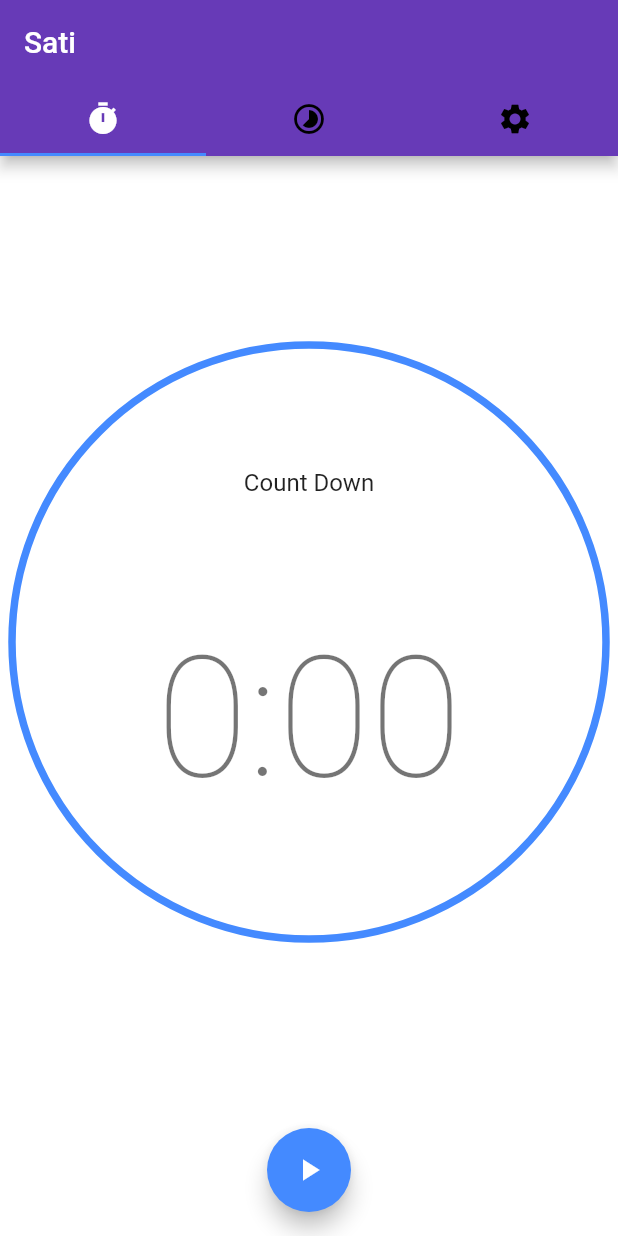
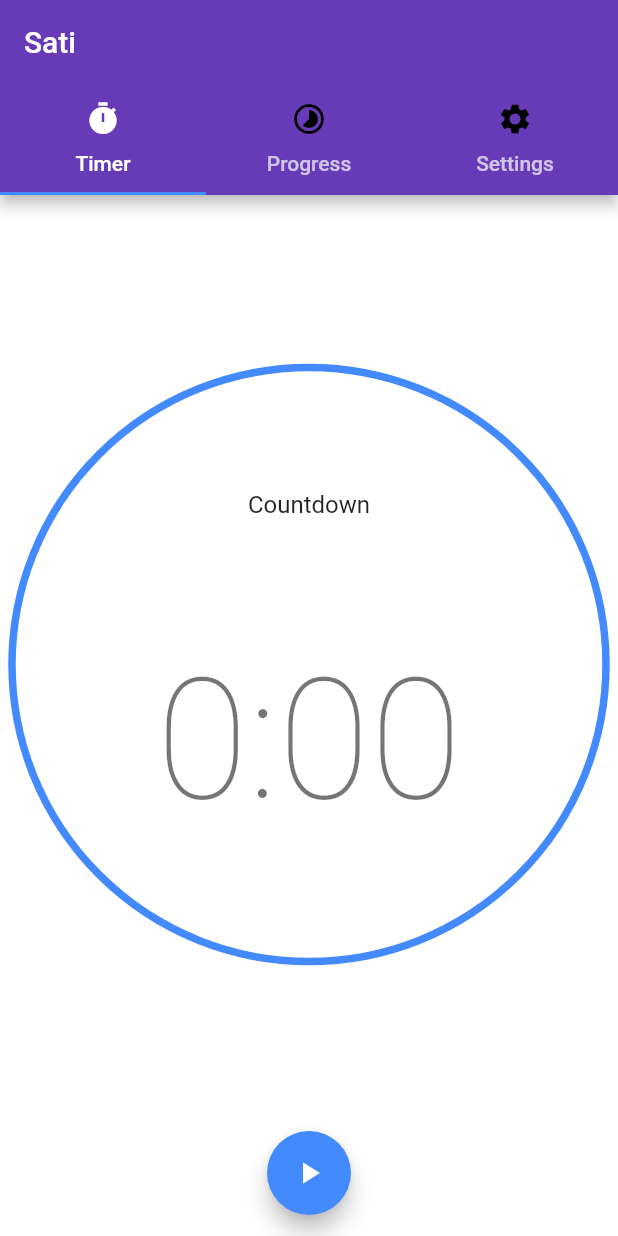
Before and after one commit to dscognitif/Sati_App, a Flutter app: the screen it shows after launch, on a phone screen of 412 x 824 dp. Run offline on Flutter 3.47's test engine with Material 2 defaults, Android fonts, the phone set to English and light mode, and no system bars.

Commit message:
Timer Picker works

```diff
--- a/lib/main.dart
+++ b/lib/main.dart
@@ -37,6 +37,7 @@ class MyTabsState extends State<MyTabs> with SingleTickerProviderStateMixin {
     super.dispose();
   }
 
+  // Building the widgets for the App Bar and the Tab Bar with 3 Tabs
   @override
   Widget build(BuildContext context) {
     return new Scaffold(
@@ -46,9 +47,18 @@ class MyTabsState extends State<MyTabs> with SingleTickerProviderStateMixin {
         bottom: new TabBar(
           controller: controller,
           tabs: <Tab>[
-            new Tab(icon: new Icon(Icons.timer)),
-            new Tab(icon: new Icon(Icons.timelapse)),
-            new Tab(icon: new Icon(Icons.settings)),
+            new Tab(
+              icon: new Icon(Icons.timer),
+              child: Text('Timer'),
+            ),
+            new Tab(
+              icon: new Icon(Icons.timelapse),
+              child: Text('Progress'),
+              ),
+            new Tab(
+              icon: new Icon(Icons.settings),
+              child: Text('Settings')
+              ),
           ]
         )
       ),
--- a/lib/widgets/FirstPage.dart
+++ b/lib/widgets/FirstPage.dart
@@ -2,6 +2,10 @@ import 'package:flutter/material.dart';
 import 'dart:math' as math;
 
 class FirstPage extends StatefulWidget {
+  final int duration;
+
+  FirstPage({this.duration = 0});
+
   @override
   FirstPageState createState() => FirstPageState();
 }
@@ -9,7 +13,7 @@ class FirstPage extends StatefulWidget {
 class FirstPageState extends State<FirstPage> with TickerProviderStateMixin {
   AnimationController controller;
 
-String get timerString {
+  String get timerString {
     Duration duration = controller.duration * controller.value;
     return '${duration.inMinutes}:${(duration.inSeconds % 60).toString().padLeft(2, '0')}';
   }
@@ -19,7 +23,7 @@ String get timerString {
     super.initState();
     controller = AnimationController(
       vsync: this,
-      duration: Duration(seconds: 2),
+      duration: Duration(minutes: widget.duration),
     );
   }
 
@@ -59,7 +63,7 @@ String get timerString {
                           crossAxisAlignment: CrossAxisAlignment.center,
                           children: <Widget>[
                             Text(
-                              "Count Down",
+                              "Countdown",
                               style: themeData.textTheme.subhead,
                             ),
                             AnimatedBuilder(
@@ -79,7 +83,7 @@ String get timerString {
               ),
             ),
             Container(
-              margin: EdgeInsets.all(8.0),
+              margin: EdgeInsets.all(6.0),
               child: Row(
                 mainAxisAlignment: MainAxisAlignment.spaceEvenly,
                 children: <Widget>[
@@ -105,7 +109,7 @@ String get timerString {
                   )
                 ],
               ),
-            )
+            ),
           ],
         ),
       ),
--- a/pubspec.yaml
+++ b/pubspec.yaml
@@ -39,7 +39,9 @@ flutter:
   # To add assets to your application, add an assets section, like this:
   assets:
     - assets/DharmaWheel.png
-  #  - images/a_dot_ham.jpeg
+    - assets/TibetanSingingBowl.jpeg
+    - assets/ZenBuddhistBell.jpeg
+
 
   # An image asset can refer to one or more resolution-specific "variants", see
   # https://flutter.io/assets-and-images/#resolution-aware.
```
Also changed, not shown: lib/widgets/ThirdPage.dart (+108 -30 lines), lib/widgets/TimerPicker.dart (+5 -4 lines), assets/TibetanSingingBowl.jpeg (added), assets/ZenBuddhistBell.jpeg (added).
